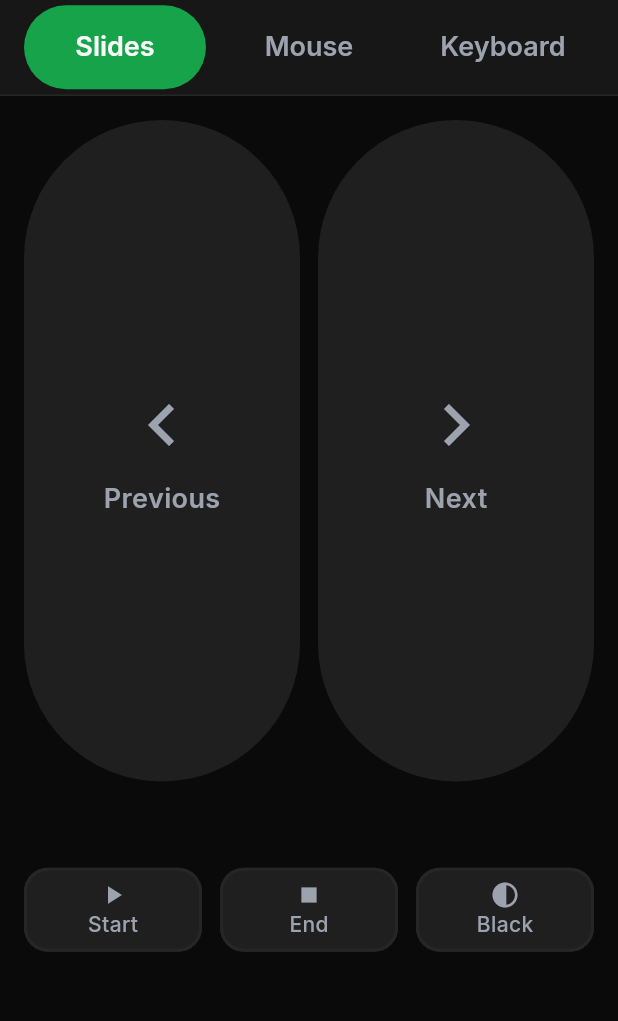
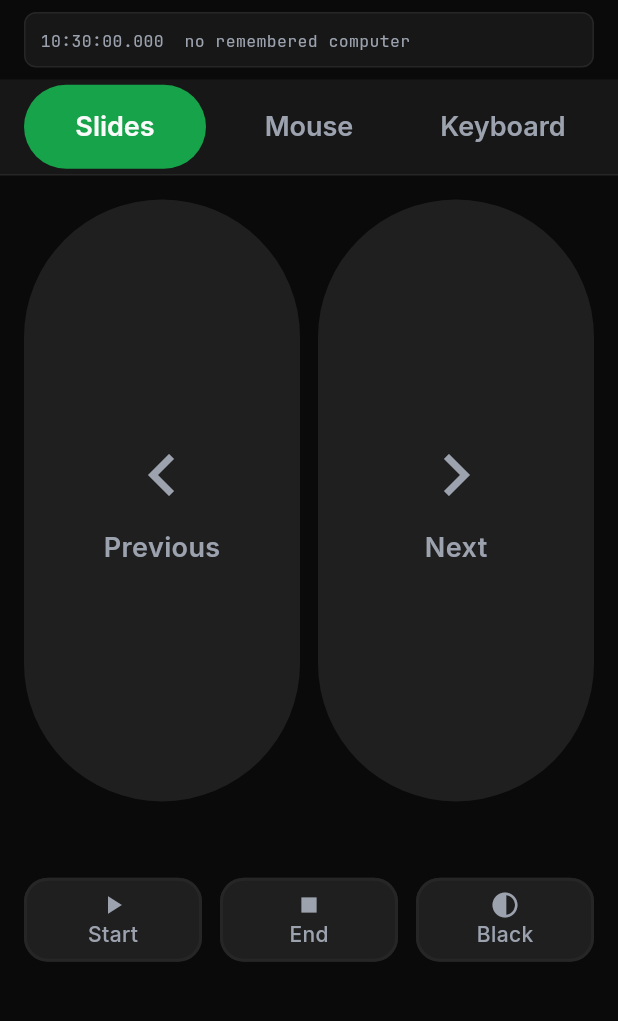
Before and after one commit to umairnadeem18/TapDesk, a Flutter app: the AppShell screen opened directly, on a phone screen of 412 x 824 dp, the part 192-1213 px from its top. Run offline on Flutter 3.47's test engine with Material 3 defaults, Android fonts, the phone set to English and light mode, and no system bars; our stand-ins replace flutter_secure_storage, shared_preferences, wakelock_plus; missing offline and left inert: mobile_scanner; accounts and stored records are empty.

Commit message:
mobile: the phone shows what its own connection is doing
A phone that dials and then stalls could not be diagnosed from either
side: the PC's log recorded only that a socket opened and died, and the
phone had no console. beta.5 keeps saying 'not connected' while nobody
can see where the talk stopped.

So the milestones go on the phone's screen: a connection trace strip -
scanned, dialing, socket open, frames sent, every PC reply, every status
change - plus the failures spelled out (pin mismatch, timeout, no saved
key). In-memory, capped, and shown in every build.

And the two defects the PC's logs made clear:

- connectTo now runs its whole body guarded: a throw before the dial
  used to leave _connecting true forever, and every later attempt - the
  retry loop included - silently did nothing at all.
- a session that throws after opening the socket used to leave the
  socket open with nothing ever sent; on the server that looks like a
  phone that dialled and said nothing. Now the socket closes in the
  same breath, and a remembered PC with neither token nor saved key is
  refused with 'scan again' instead of the silent dance.

```diff
--- a/mobile/lib/main.dart
+++ b/mobile/lib/main.dart
@@ -5,6 +5,7 @@ import 'package:provider/provider.dart';
 import 'package:wakelock_plus/wakelock_plus.dart';
 
 import 'state/connection_controller.dart';
+import 'state/diagnostics.dart';
 import 'state/pairing_store.dart';
 import 'state/preview_mode.dart';
 import 'state/settings.dart';
@@ -17,6 +18,7 @@ import 'transport/pairing_payload.dart';
 import 'transport/session.dart';
 import 'transport/socket.dart';
 import 'ui/app_shell.dart';
+import 'ui/diagnostics_strip.dart';
 import 'ui/haptics.dart';
 import 'screens/pairing_screen.dart';
 
@@ -150,6 +152,7 @@ class _UiDelegate implements SessionDelegate {
 
   @override
   void onStatus(ConnectionInfo info) {
+    trace.add('status: ${info.status.label}${info.lastError != null ? " (${info.lastError})" : ""}');
     _controller.update(info);
     if (info.status == ConnectionStatus.reconnecting) {
       _controller.scheduleReconnect();
@@ -161,6 +164,7 @@ class _UiDelegate implements SessionDelegate {
   @override
   void onError(String message) {
     _error.value = message;
+    trace.add('error: $message');
     if (kDebugMode) debugPrint('[tapdesk] $message');
   }
 }
@@ -231,9 +235,16 @@ class _RootState extends State<_Root> with WidgetsBindingObserver {
     if (sink is! LiveEventSink) return;
 
     final remembered = store.devices.isEmpty ? null : store.devices.last;
-    if (remembered == null) return;
+    if (remembered == null) {
+      trace.add('no remembered computer');
+      return;
+    }
 
     _userDisconnected = false;
+    trace.add(
+      'remembered: ${remembered.host}:${remembered.port} '
+      "key=${remembered.fingerprint.substring(0, 12)}…",
+    );
     await sink.connectTo(
       PairingPayload(
         version: 1,
@@ -295,6 +306,10 @@ class _RootState extends State<_Root> with WidgetsBindingObserver {
     final sink = context.read<EventSink>();
     if (sink is LiveEventSink) {
       _userDisconnected = false;
+      trace.add(
+        'scanned: ${payload.ips.first}:${payload.port} '
+        "token=${payload.token.isEmpty ? 'no' : 'yes (43 chars)'}",
+      );
       // The token is passed straight through and never stored. It is
       // single-use; once the companion has spent it, the saved device key
       // takes over for good.
--- a/mobile/lib/screens/pairing_screen.dart
+++ b/mobile/lib/screens/pairing_screen.dart
@@ -3,11 +3,13 @@ import 'package:flutter/services.dart';
 import 'package:mobile_scanner/mobile_scanner.dart';
 import 'package:provider/provider.dart';
 
+import '../state/diagnostics.dart';
 import '../state/pairing_store.dart';
 import '../state/preview_mode.dart';
 import '../theme/tokens.dart';
 import '../transport/event_sink.dart';
 import '../transport/pairing_payload.dart';
+import '../ui/diagnostics_strip.dart';
 import '../ui/haptics.dart';
 
 /// How the pairing screen was left, and what the caller should do next.
@@ -63,6 +65,7 @@ class _PairingScreenState extends State<PairingScreen> {
 
       final payload = PairingPayload.tryParseDeepLink(raw);
       if (payload == null) {
+        trace.add('QR rejected: not a TapDesk code (${raw.length} chars)');
         _fail('That QR code is not a TapDesk pairing code. '
             'Scan the code shown in the desktop app, or enter the details by hand.');
         return;
@@ -70,6 +73,7 @@ class _PairingScreenState extends State<PairingScreen> {
 
       _busy = true;
       await _scanner?.stop();
+      trace.add('QR accepted: TapDesk code for ${payload.name}');
       if (!mounted) return;
 
       await context.read<PairingStore>().remember(payload);
@@ -116,6 +120,7 @@ class _PairingScreenState extends State<PairingScreen> {
             // and the plan requires visual sign-off on the design before any
             // transport work. See PreviewMode.
             if (context.watch<PreviewMode>().allowed) _PreviewEntry(),
+            const DiagnosticsStrip(),
             if (_error != null) _ErrorStrip(message: _error!),
           ],
         ),
--- a/mobile/lib/ui/app_shell.dart
+++ b/mobile/lib/ui/app_shell.dart
@@ -13,6 +13,7 @@ import '../state/preview_mode.dart';
 import '../state/settings.dart';
 import '../theme/tokens.dart';
 import 'connection_indicators.dart';
+import 'diagnostics_strip.dart';
 import 'haptics.dart';
 
 /// The app shell: app bar, connection banner, three tabs.
@@ -90,6 +91,7 @@ class _AppShellState extends State<AppShell> {
             children: [
               if (widget.preview) const PreviewBanner(),
               ConnectionBanner(status: info.status, error: info.lastError),
+              const DiagnosticsStrip(),
               _TabBar(
                 tabs: _tabs,
                 index: _index,
--- /dev/null
+++ b/mobile/lib/ui/diagnostics_strip.dart
@@ -0,0 +1,46 @@
+/// The on-screen tail of the connection trace.
+///
+/// A small monospace box listing the newest milestones of the connection
+/// attempt. The point of [lib/state/diagnostics.dart]: the phone can stall
+/// somewhere neither the PC's log nor the status texts can name, and the
+/// person holding the phone is the only one who can read what it shows.
+library;
+
+import 'package:flutter/material.dart';
+
+import '../state/diagnostics.dart';
+import '../theme/tokens.dart';
+
+class DiagnosticsStrip extends StatelessWidget {
+  const DiagnosticsStrip({super.key});
+
+  @override
+  Widget build(BuildContext context) {
+    return AnimatedBuilder(
+      animation: trace,
+      builder: (context, _) {
+        final lines = trace.lines;
+        final shown = lines.length > 6 ? lines.sublist(lines.length - 6) : lines;
+        return Container(
+          width: double.infinity,
+          margin: const EdgeInsets.symmetric(horizontal: 16, vertical: 8),
+          padding: const EdgeInsets.all(10),
+          decoration: BoxDecoration(
+            color: TapDeskColors.surface,
+            border: Border.all(color: TapDeskColors.divider),
+            borderRadius: BorderRadius.circular(8),
+          ),
+          child: Text(
+            shown.isEmpty ? 'no connection activity yet' : shown.join('\n'),
+            style: TextStyle(
+              fontSize: 11,
+              height: 1.4,
+              fontFamily: TapDeskText.mono,
+              color: TapDeskColors.textMuted,
+            ),
+          ),
+        );
+      },
+    );
+  }
+}
--- a/mobile/pubspec.yaml
+++ b/mobile/pubspec.yaml
@@ -4,7 +4,7 @@ publish_to: 'none'
 
 # Shown in the app store listing and in the website's download card.
 # Kept in step with docs/protocol.md; bump only with the protocol.
-version: 1.0.0+1
+version: 1.0.0+6
 
 environment:
   sdk: ^3.13.5
```
Also changed, not shown: mobile/lib/state/diagnostics.dart (added, +55 -0 lines), mobile/lib/transport/live_sink.dart (+71 -26 lines), mobile/lib/transport/session.dart (+24 -2 lines), mobile/lib/transport/socket.dart (+10 -1 lines), mobile/tool/probe_phone.dart (added, +35 -0 lines), 1 other file.
